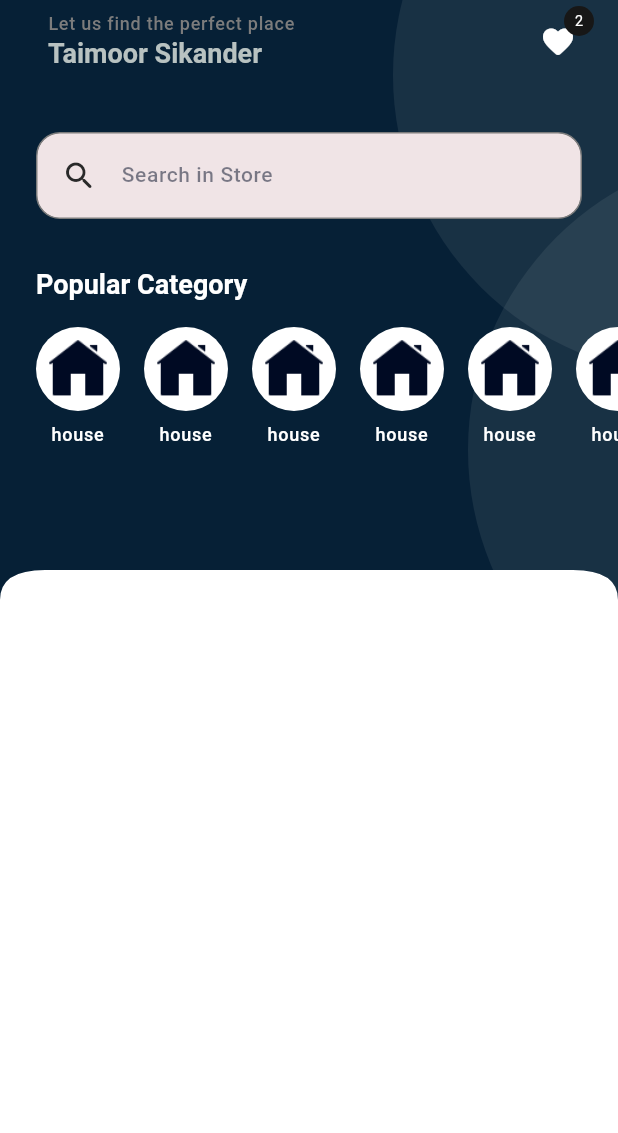
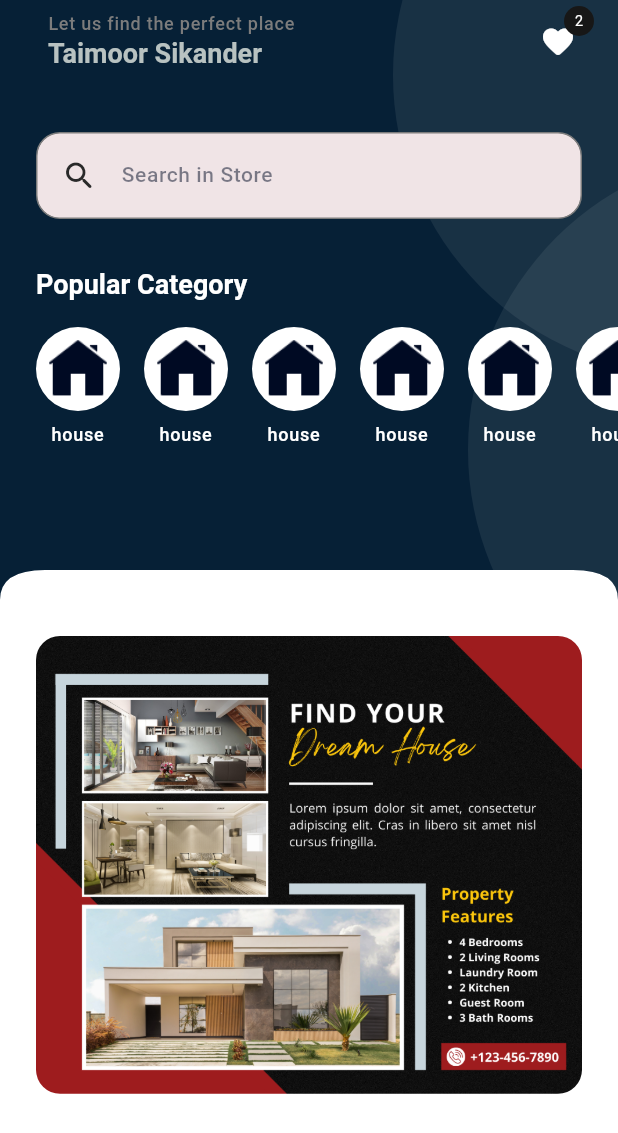
Before and after one commit to kitkatchoco2002/RentNest, a Flutter app: the HomeScreen screen opened directly, on a phone screen of 412 x 824 dp. Shown: the top 1133 px of the screen. Run offline on Flutter 3.47's test engine with Material 3 defaults, Android fonts, the light colour scheme and no system bars; our stand-ins replace get, get_storage, logger, smooth_page_indicator; accounts and stored records are empty; Roboto replaces fonts that are missing (Poppins).

Commit message:
2nd commit

```diff
--- a/rentnest/lib/features/shop/screens/home/home.dart
+++ b/rentnest/lib/features/shop/screens/home/home.dart
@@ -1,9 +1,12 @@
 import 'package:flutter/material.dart';
+import 'package:flutter/widgets.dart';
 import 'package:rentnest/commons/widgets/custom_shape/container/primary_header_container.dart';
 import 'package:rentnest/commons/widgets/custom_shape/container/search_container.dart';
 import 'package:rentnest/commons/widgets/texts/section_headings.dart';
 import 'package:rentnest/features/shop/screens/home/widgets/home_appbar.dart';
 import 'package:rentnest/features/shop/screens/home/widgets/home_categories.dart';
+import 'package:rentnest/utils/constants/colors.dart';
+import 'package:rentnest/utils/constants/image_strings.dart';
 import "package:rentnest/utils/constants/sizes.dart";
 
 class HomeScreen extends StatelessWidget {
@@ -11,12 +14,12 @@ class HomeScreen extends StatelessWidget {
 
   @override
   Widget build(BuildContext context) {
-    return const Scaffold(
+    return Scaffold(
       body: SingleChildScrollView(
         child: Column(
           children: [
             ///Header
-            RPrimaryHeaderContainer(
+            const RPrimaryHeaderContainer(
               child: Column(
                 children: [
                   /// appbar
@@ -46,7 +49,16 @@ class HomeScreen extends StatelessWidget {
                   )
                 ],
               ),
-            )
+            ),
+
+            ///BODY
+            Padding(
+              padding: const EdgeInsets.all(RSizes.defaultSpace),
+              child: Container(
+                decoration: BoxDecoration(borderRadius: BorderRadius.circular(RSizes.md)),
+                child: ClipRRect(borderRadius: BorderRadius.circular(RSizes.md),child: const Image(image: AssetImage(RImages.banner3))),
+              ),
+            ),
           ],
         ),
       ),
--- a/rentnest/lib/utils/constants/image_strings.dart
+++ b/rentnest/lib/utils/constants/image_strings.dart
@@ -24,4 +24,10 @@ class RImages{
   static const String dorm = "assets/icons/categories/dorm.png";
   static const String house = "assets/icons/categories/house.png";
   static const String resthouse = "assets/icons/categories/resthouse.png";
+
+  //PROMO BANNERS
+  static const String banner1 = "assets/images/banners/1.png";
+  static const String banner2 = "assets/images/banners/2.png";
+  static const String banner3 = "assets/images/banners/3.png";
+
 }
--- a/rentnest/pubspec.yaml
+++ b/rentnest/pubspec.yaml
@@ -43,6 +43,7 @@ dependencies:
   logger: ^2.3.0
   flutter_native_splash: ^2.4.0
   smooth_page_indicator: ^1.1.0
+  carousel_slider: ^4.2.1
 
 dev_dependencies:
   flutter_test:
@@ -72,6 +73,7 @@ flutter:
     - assets/images/on_boarding_images/
     - assets/images/animations/
     - assets/images/static/
+    - assets/images/banners/
     - assets/icons/categories/
 
 
```
Also changed, not shown: rentnest/assets/images/banners/1.png (added), rentnest/assets/images/banners/2.png (added), rentnest/assets/images/banners/3.png (added), rentnest/lib/commons/widgets/images/rounded_image.dart (added), rentnest/pubspec.lock.
